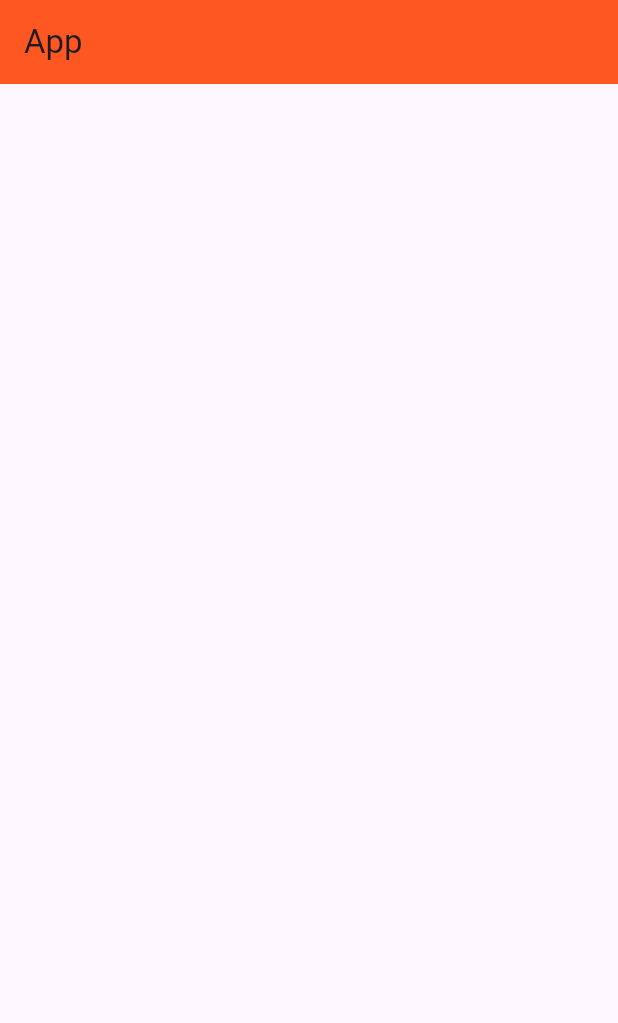
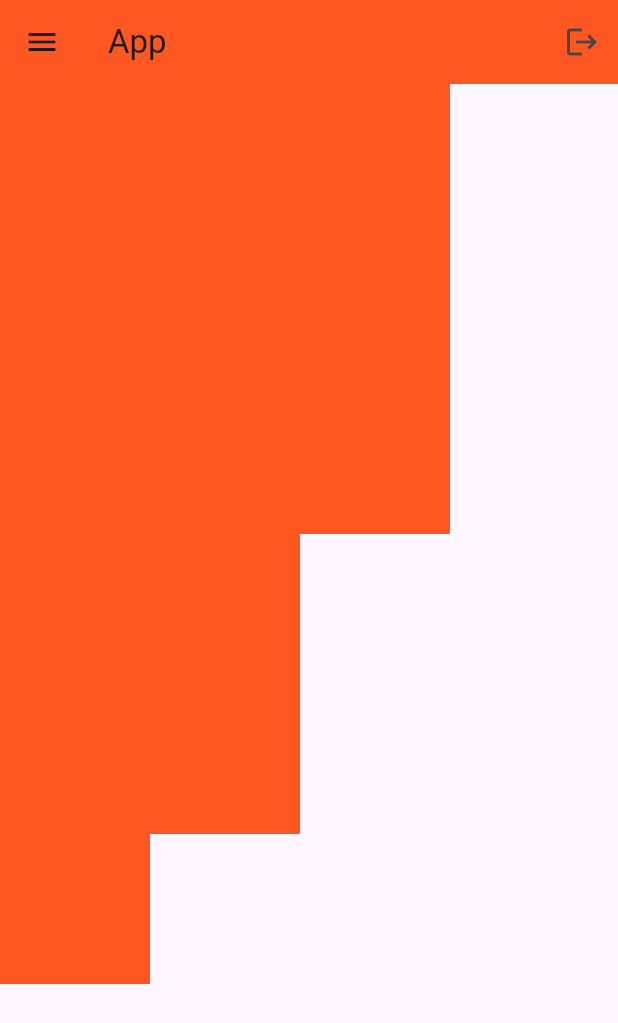
Before and after one commit to HelloKolla2004/PetJournal, a Flutter app: the screen it shows after launch, on a phone screen of 412 x 824 dp. Shown: the top 1023 px of the screen. Run offline on Flutter 3.47's test engine with Material 3 defaults, Android fonts, the phone set to English and light mode, and no system bars.

Commit message:
random boxes

```diff
--- a/lib/main.dart
+++ b/lib/main.dart
@@ -1,5 +1,4 @@
 import 'package:flutter/material.dart';
-import 'package:device_frame/device_frame.dart';
 
 void main() {
   runApp (MyApp());
@@ -15,7 +14,35 @@ class MyApp extends StatelessWidget {
       home: Scaffold(
         appBar: AppBar(
           title: Text("App"),
-          backgroundColor: Colors.deepOrange
+          backgroundColor: Colors.deepOrange,
+          elevation: 0,
+          leading: Icon(Icons.menu),
+          actions: [IconButton(onPressed: () {}, icon: Icon(Icons.logout))],
+        ),
+        body: Column(
+          crossAxisAlignment: CrossAxisAlignment.start,
+          children: [
+            // 1st box
+            Container(
+              height: 300,
+              width: 300,
+              color: Colors.deepOrange,
+            ),
+
+            // 2nd box
+            Container(
+              height: 200,
+              width: 200,
+              color: Colors.deepOrange,
+            ),
+
+            // 3rd box
+            Container(
+              height: 100,
+              width: 100,
+              color: Colors.deepOrange,
+            ),
+          ],
         ),
       ),
     );
```
